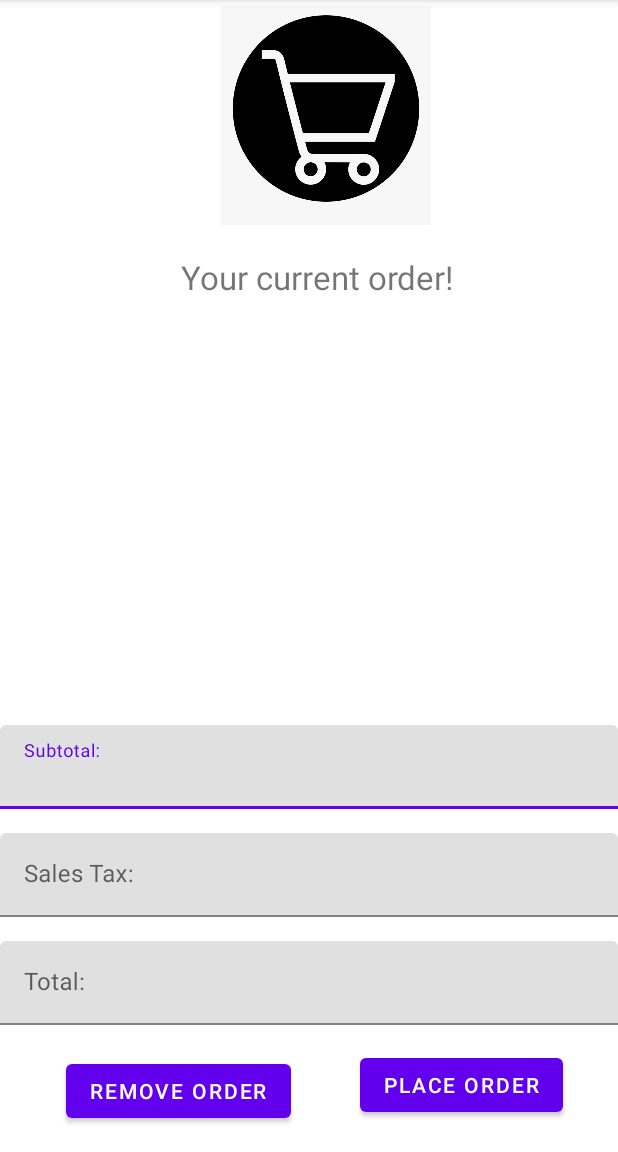
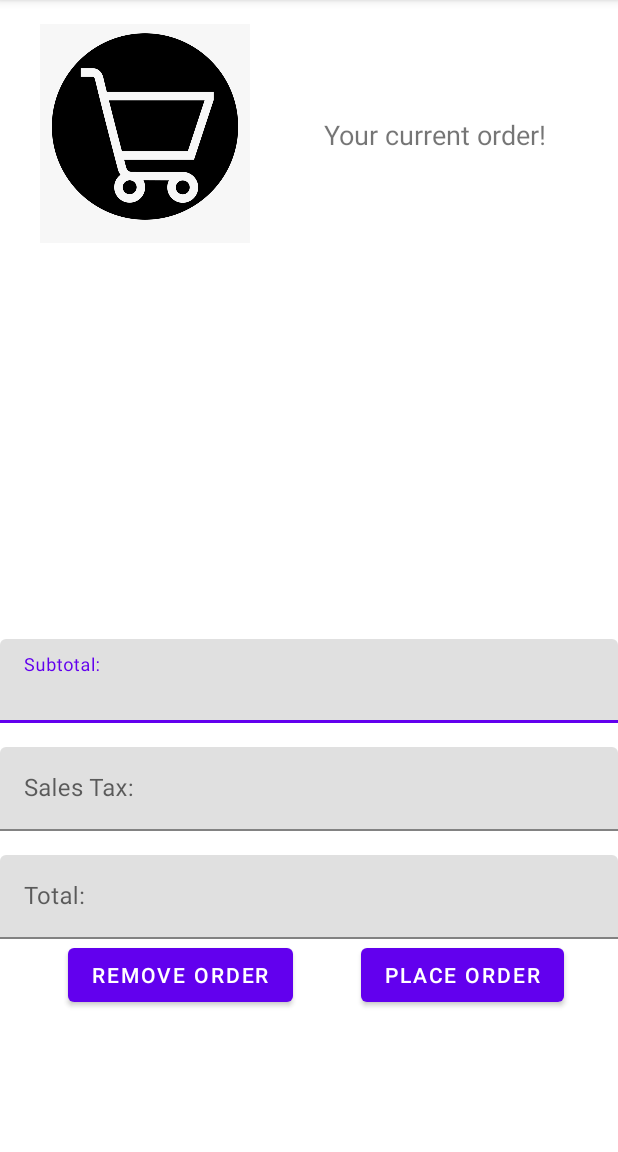
Before and after one commit to JackedCoders/RUCafeProject5, an Android app: the OrderActivity screen opened directly, with no data from a screen before it, on a phone screen of 412 x 824 dp, the part 84-1236 px from its top. Run offline under Robolectric (Android 15) with nearby library versions, the phone set to English and light mode, and no system bars.

Commit message:
whole lotta work man

```diff
--- a/app/src/main/java/com/example/rucafeproject5/CoffeeActivity.java
+++ b/app/src/main/java/com/example/rucafeproject5/CoffeeActivity.java
@@ -4,6 +4,10 @@ import androidx.appcompat.app.AppCompatActivity;
 
 import android.os.Bundle;
 
+/**
+ *
+ * @author Manveer Singh, Prasidh Sriram
+ */
 public class CoffeeActivity extends AppCompatActivity {
 
     @Override
--- a/app/src/main/java/com/example/rucafeproject5/DonutActivity.java
+++ b/app/src/main/java/com/example/rucafeproject5/DonutActivity.java
@@ -4,6 +4,10 @@ import androidx.appcompat.app.AppCompatActivity;
 
 import android.os.Bundle;
 
+/**
+ *
+ * @author Manveer Singh, Prasidh Sriram
+ */
 public class DonutActivity extends AppCompatActivity {
 
     @Override
--- a/app/src/main/java/com/example/rucafeproject5/DonutOrderActivity.java
+++ b/app/src/main/java/com/example/rucafeproject5/DonutOrderActivity.java
@@ -4,6 +4,10 @@ import androidx.appcompat.app.AppCompatActivity;
 
 import android.os.Bundle;
 
+/**
+ *
+ * @author Manveer Singh, Prasidh Sriram
+ */
 public class DonutOrderActivity extends AppCompatActivity {
 
     @Override
--- a/app/src/main/java/com/example/rucafeproject5/OrderActivity.java
+++ b/app/src/main/java/com/example/rucafeproject5/OrderActivity.java
@@ -4,6 +4,10 @@ import androidx.appcompat.app.AppCompatActivity;
 
 import android.os.Bundle;
 
+/**
+ *
+ * @author Manveer Singh, Prasidh Sriram
+ */
 public class OrderActivity extends AppCompatActivity {
 
     @Override
--- a/app/src/main/java/com/example/rucafeproject5/StoreActivity.java
+++ b/app/src/main/java/com/example/rucafeproject5/StoreActivity.java
@@ -4,6 +4,10 @@ import androidx.appcompat.app.AppCompatActivity;
 
 import android.os.Bundle;
 
+/**
+ *
+ * @author Manveer Singh, Prasidh Sriram
+ */
 public class StoreActivity extends AppCompatActivity {
 
     @Override
--- a/app/src/main/res/layout/activity_donut.xml
+++ b/app/src/main/res/layout/activity_donut.xml
@@ -3,7 +3,7 @@
     xmlns:app="http://schemas.android.com/apk/res-auto"
     xmlns:tools="http://schemas.android.com/tools"
     android:layout_width="match_parent"
-    android:layout_height="match_parent"
+    android:layout_height="wrap_content"
     tools:context=".DonutActivity">
 
     <ImageView
@@ -34,10 +34,10 @@
         android:id="@+id/donutListView"
         android:layout_width="383dp"
         android:layout_height="373dp"
-        android:layout_marginBottom="68dp"
+        android:layout_marginBottom="156dp"
         app:layout_constraintBottom_toBottomOf="parent"
         app:layout_constraintEnd_toEndOf="@+id/textView3"
-        app:layout_constraintHorizontal_bias="0.505"
+        app:layout_constraintHorizontal_bias="0.476"
         app:layout_constraintStart_toStartOf="@+id/textView3" />
 
 </androidx.constraintlayout.widget.ConstraintLayout>
--- a/app/src/main/res/layout/activity_donut_order.xml
+++ b/app/src/main/res/layout/activity_donut_order.xml
@@ -3,7 +3,7 @@
     xmlns:app="http://schemas.android.com/apk/res-auto"
     xmlns:tools="http://schemas.android.com/tools"
     android:layout_width="match_parent"
-    android:layout_height="match_parent"
+    android:layout_height="wrap_content"
     tools:context=".DonutOrderActivity">
 
     <ImageView
@@ -52,7 +52,7 @@
         android:id="@+id/placeDonutOrder"
         android:layout_width="wrap_content"
         android:layout_height="wrap_content"
-        android:layout_marginTop="72dp"
+        android:layout_marginTop="36dp"
         android:text="@string/place_order_button"
         app:layout_constraintEnd_toEndOf="parent"
         app:layout_constraintStart_toStartOf="parent"
--- a/app/src/main/res/layout/activity_order.xml
+++ b/app/src/main/res/layout/activity_order.xml
@@ -3,50 +3,48 @@
     xmlns:app="http://schemas.android.com/apk/res-auto"
     xmlns:tools="http://schemas.android.com/tools"
     android:layout_width="match_parent"
-    android:layout_height="match_parent"
+    android:layout_height="wrap_content"
     tools:context=".OrderActivity">
 
     <ImageView
         android:id="@+id/imageView3"
         android:layout_width="192dp"
         android:layout_height="146dp"
-        android:layout_marginTop="4dp"
+        android:layout_marginTop="16dp"
         android:contentDescription="@string/currentOrder_picture"
         android:scaleType="fitCenter"
         app:layout_constraintEnd_toEndOf="parent"
-        app:layout_constraintHorizontal_bias="0.551"
+        app:layout_constraintHorizontal_bias="0.004"
         app:layout_constraintStart_toStartOf="parent"
         app:layout_constraintTop_toTopOf="parent"
         app:srcCompat="@drawable/currentorderproject5" />
 
     <TextView
         android:id="@+id/textView4"
-        android:layout_width="193dp"
-        android:layout_height="0dp"
-        android:layout_marginTop="20dp"
+        android:layout_width="173dp"
+        android:layout_height="24dp"
         android:text="@string/current_order_label"
-        android:textSize="22sp"
+        android:textSize="18sp"
+        app:layout_constraintBottom_toTopOf="@+id/currentOrderList"
         app:layout_constraintEnd_toEndOf="parent"
-        app:layout_constraintHorizontal_bias="0.553"
-        app:layout_constraintStart_toStartOf="parent"
-        app:layout_constraintTop_toBottomOf="@+id/imageView3" />
+        app:layout_constraintStart_toEndOf="@+id/imageView3"
+        app:layout_constraintTop_toTopOf="parent" />
 
     <ListView
         android:id="@+id/currentOrderList"
-        android:layout_width="399dp"
-        android:layout_height="256dp"
-        android:layout_marginTop="12dp"
+        android:layout_width="353dp"
+        android:layout_height="232dp"
+        android:layout_marginTop="16dp"
         app:layout_constraintEnd_toEndOf="parent"
         app:layout_constraintStart_toStartOf="parent"
-        app:layout_constraintTop_toBottomOf="@+id/textView4" />
+        app:layout_constraintTop_toBottomOf="@+id/imageView3" />
 
     <Button
         android:id="@+id/removeOrder"
         android:layout_width="wrap_content"
         android:layout_height="wrap_content"
-        android:layout_marginStart="44dp"
-        android:layout_marginTop="20dp"
         android:text="@string/remove_order_text"
+        app:layout_constraintEnd_toStartOf="@+id/placeCurrentOrder"
         app:layout_constraintStart_toStartOf="parent"
         app:layout_constraintTop_toBottomOf="@+id/textInputLayout6" />
 
@@ -54,12 +52,12 @@
         android:id="@+id/placeCurrentOrder"
         android:layout_width="wrap_content"
         android:layout_height="wrap_content"
-        android:layout_marginTop="16dp"
+        android:layout_marginEnd="36dp"
         android:text="@string/place_order_button"
+        app:layout_constraintBottom_toBottomOf="parent"
         app:layout_constraintEnd_toEndOf="parent"
-        app:layout_constraintHorizontal_bias="0.553"
-        app:layout_constraintStart_toEndOf="@+id/removeOrder"
-        app:layout_constraintTop_toBottomOf="@+id/textInputLayout6" />
+        app:layout_constraintTop_toBottomOf="@+id/textView4"
+        app:layout_constraintVertical_bias="1.0" />
 
     <com.google.android.material.textfield.TextInputLayout
         android:id="@+id/textInputLayout4"
--- a/app/src/main/res/layout/activity_store.xml
+++ b/app/src/main/res/layout/activity_store.xml
@@ -3,7 +3,7 @@
     xmlns:app="http://schemas.android.com/apk/res-auto"
     xmlns:tools="http://schemas.android.com/tools"
     android:layout_width="match_parent"
-    android:layout_height="match_parent"
+    android:layout_height="wrap_content"
     tools:context=".StoreActivity">
 
     <ImageView
@@ -33,7 +33,7 @@
         android:id="@+id/removeStoreOrder"
         android:layout_width="wrap_content"
         android:layout_height="wrap_content"
-        android:layout_marginTop="36dp"
+        android:layout_marginTop="20dp"
         android:text="@string/remove_order_text"
         app:layout_constraintEnd_toEndOf="parent"
         app:layout_constraintStart_toStartOf="parent"
```
Also changed, not shown: app/src/main/java/com/example/rucafeproject5/Coffee.java (added, +105 -0 lines), app/src/main/java/com/example/rucafeproject5/Customizable.java (added, +11 -0 lines), app/src/main/java/com/example/rucafeproject5/Donut.java (added, +115 -0 lines), app/src/main/java/com/example/rucafeproject5/MainActivity.java (+75 -0 lines), app/src/main/java/com/example/rucafeproject5/MenuItem.java (added, +30 -0 lines), app/src/main/java/com/example/rucafeproject5/Order.java (added, +89 -0 lines), app/src/main/res/layout/activity_coffee.xml (+12 -8 lines), app/src/main/res/layout/activity_main.xml (+17 -17 lines).
